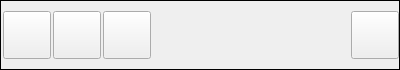
The window that GoTvApps/GoTvCommon/Forms/IdentWidget.ui (brettrjones-github/nolimitconnect) describes before a commit, drawn with Qt 5.
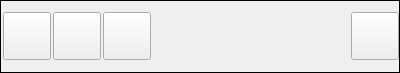
The same window after the commit. Custom widgets are drawn as their Qt base class.

```diff
--- a/GoTvApps/GoTvCommon/Forms/IdentWidget.ui
+++ b/GoTvApps/GoTvCommon/Forms/IdentWidget.ui
@@ -7,7 +7,7 @@
     <x>0</x>
     <y>0</y>
     <width>400</width>
-    <height>70</height>
+    <height>73</height>
    </rect>
   </property>
   <property name="sizePolicy">
@@ -160,10 +160,10 @@
            <number>0</number>
           </property>
           <property name="topMargin">
-           <number>4</number>
+           <number>2</number>
           </property>
           <property name="bottomMargin">
-           <number>4</number>
+           <number>2</number>
           </property>
           <item>
            <layout class="QHBoxLayout" name="horizontalLayout">
@@ -187,7 +187,6 @@
               <property name="font">
                <font>
                 <pointsize>9</pointsize>
-                <weight>50</weight>
                 <bold>false</bold>
                </font>
               </property>
@@ -201,7 +200,6 @@
               <property name="font">
                <font>
                 <pointsize>9</pointsize>
-                <weight>50</weight>
                 <bold>false</bold>
                </font>
               </property>
@@ -238,7 +236,6 @@
               <property name="font">
                <font>
                 <pointsize>9</pointsize>
-                <weight>50</weight>
                 <bold>false</bold>
                </font>
               </property>
```
